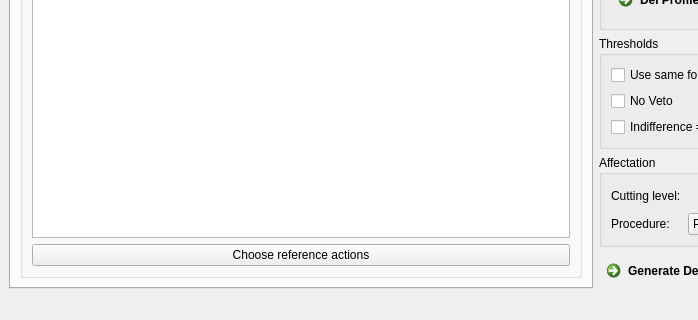
This is etrimain.ui in oso/qgis-etri as Qt 5 draws it before an edit; both pictures show x 0 to 698 and y 280 to 600 of the 800 by 600 pixel window. The edited form follows.
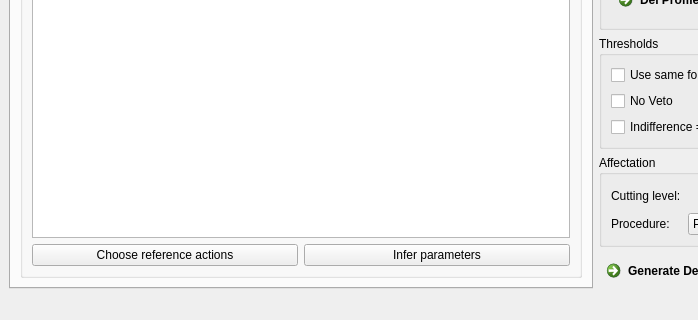
This is the edited form. The open tabs and pages were chosen to show the change.

Commit message: [UI] Add push button to infer the parameters

The edit to the form file:
```diff
--- a/etrimain.ui
+++ b/etrimain.ui
@@ -174,11 +174,22 @@
             </widget>
            </item>
            <item>
+            <layout class="QHBoxLayout" name="horizontalLayout">
+             <item>
             <widget class="QPushButton" name="Bchooserefs">
              <property name="text">
               <string>Choose reference actions</string>
              </property>
             </widget>
+             </item>
+             <item>
+              <widget class="QPushButton" name="Binfer">
+               <property name="text">
+                <string>Infer parameters</string>
+               </property>
+              </widget>
+             </item>
+            </layout>
            </item>
           </layout>
          </widget>
```
Lines whose indentation alone changed are shown as unchanged. The commit also changes 2 other files.
